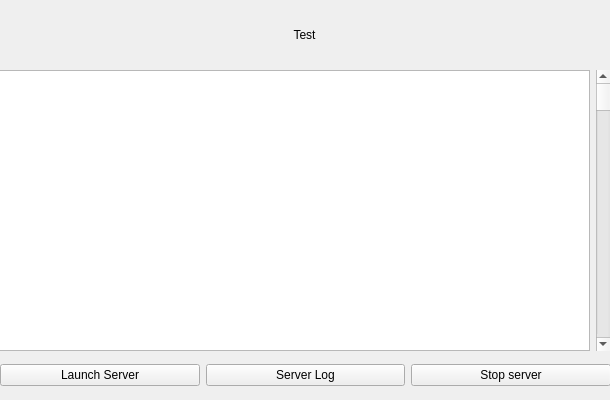
The window that ui/MainServerLaunch.ui (KangDroid/ROS_Manager) describes before a commit, drawn with Qt 5.
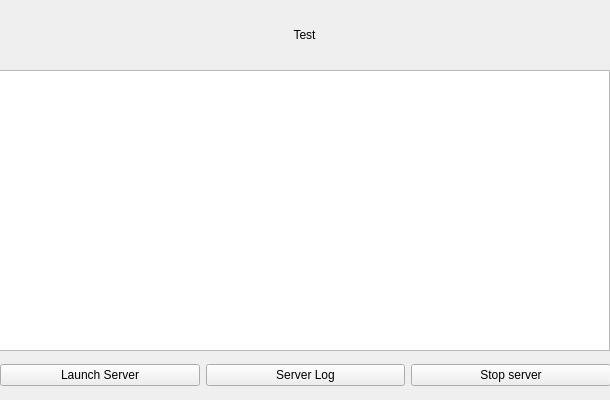
The same window after the commit.

Commit message: Remove Vertical Scroll Layout

Diff of the .ui file:
```diff
--- a/ui/MainServerLaunch.ui
+++ b/ui/MainServerLaunch.ui
@@ -81,13 +81,6 @@
     <item row="0" column="0">
      <widget class="QTextBrowser" name="textBrowser"/>
     </item>
-    <item row="0" column="1">
-     <widget class="QScrollBar" name="verticalScrollBar">
-      <property name="orientation">
-       <enum>Qt::Vertical</enum>
-      </property>
-     </widget>
-    </item>
    </layout>
   </widget>
  </widget>
```
The commit also changes 1 other file.
